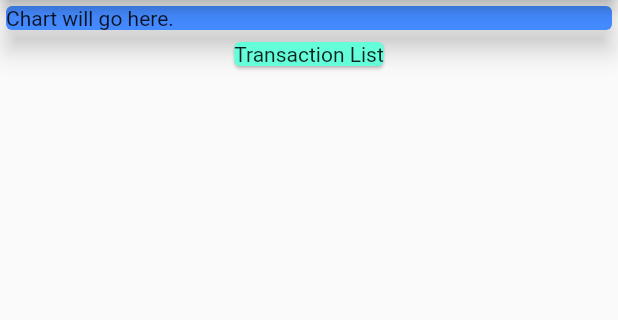
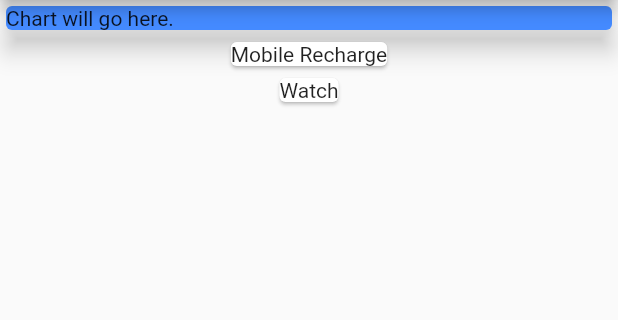
Before and after one commit to harsh2000yadav/Expense-Tracker, a Flutter app: the screen it shows after launch, on a phone screen of 412 x 824 dp, the part 84-404 px from its top. Run offline on Flutter 3.47's test engine with Material 2 defaults, Android fonts, the phone set to English and light mode, and no system bars.

Commit message:
transaction cards

```diff
--- a/lib/main.dart
+++ b/lib/main.dart
@@ -36,10 +36,14 @@ class MyHomePage extends StatelessWidget {
               elevation: 7,
             ),
           ),
-          Card(
-            color: Colors.tealAccent,
-            child: Text('Transaction List')
-          )
+          Column(
+
+            children : transaction.map((tx) {
+              return Card(
+                child: Text(tx.title),
+              );
+            } ).toList(),
+          ),
         ],
       ),
     );
```
